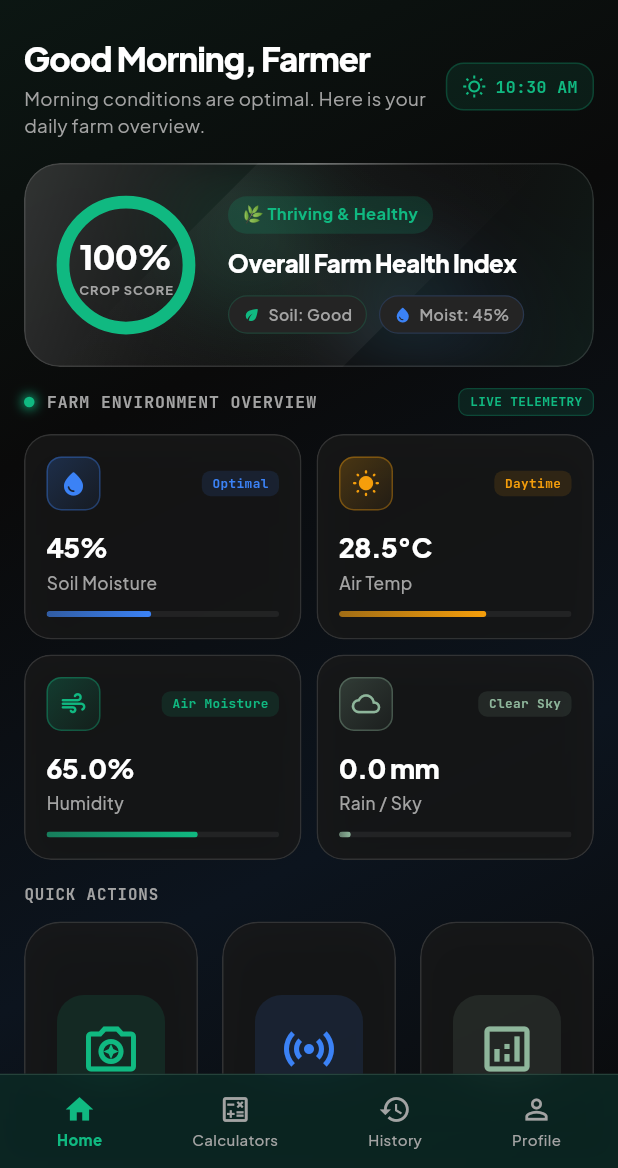
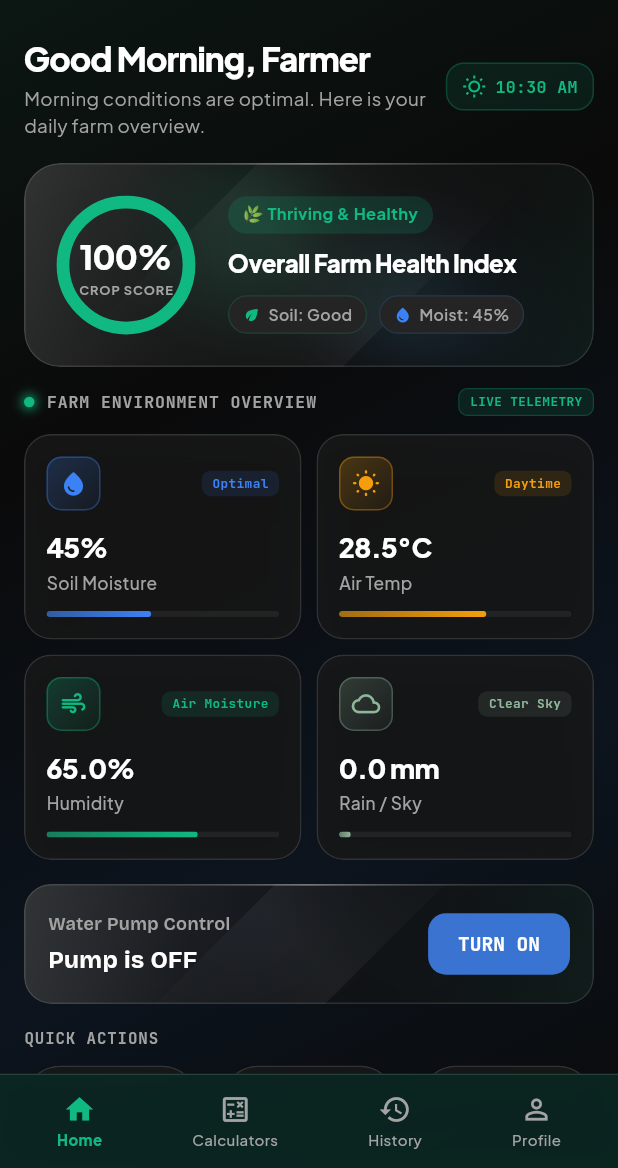
Before and after one commit to amritanshushaw-cpu/KrishiMitra, a Flutter app: the MainShellScreen screen opened directly, on a phone screen of 412 x 824 dp, the part 68-1236 px from its top. Run offline on Flutter 3.47's test engine with Material 3 defaults, Android fonts, the phone set to English and light mode, and no system bars; our stand-ins replace flutter_blue_plus, flutter_tts, google_fonts, shared_preferences, sqflite_sqlcipher; missing offline and left inert: fresnel, tflite_flutter; accounts and stored records are empty; network calls fail.

Commit message:
feat: implement pump control card and fix secure db logging pipeline

```diff
--- a/lib/ui/screens/home_dashboard_tab.dart
+++ b/lib/ui/screens/home_dashboard_tab.dart
@@ -117,6 +117,10 @@ class HomeDashboardTab extends StatelessWidget {
                 _buildLatestScanCard(context, provider),
                 const SizedBox(height: 16),
               ],
+
+              // Pump Control Card
+              _buildPumpCard(context, provider),
+              const SizedBox(height: 16),
 
               // Quick Actions Grid
               Text(
@@ -434,7 +438,56 @@ class HomeDashboardTab extends StatelessWidget {
     return Icons.bedtime_outlined;
   }
 
-    Widget _buildLatestScanCard(BuildContext context, FarmProvider provider) {
+
+  Widget _buildPumpCard(BuildContext context, FarmProvider provider) {
+    final isDark = Theme.of(context).brightness == Brightness.dark;
+
+    return LiquidGlassContainer(
+      liquidColors: isDark ? [Colors.blueAccent.withValues(alpha: 0.1), Colors.cyan.withValues(alpha: 0.05)] : [Colors.blueAccent.withValues(alpha: 0.15), Colors.cyan.withValues(alpha: 0.05)],
+      radius: 18,
+      padding: const EdgeInsets.all(16),
+      child: Row(
+        mainAxisAlignment: MainAxisAlignment.spaceBetween,
+        children: [
+          Column(
+            crossAxisAlignment: CrossAxisAlignment.start,
+            children: [
+              Text(
+                'Water Pump Control',
+                style: GoogleFonts.bricolageGrotesque(
+                  color: isDark ? AppTheme.darkTextSecondary : AppTheme.lightTextSecondary,
+                  fontSize: 12,
+                  fontWeight: FontWeight.w600,
+                ),
+              ),
+              const SizedBox(height: 4),
+              Text(
+                provider.isPumpLocked ? 'Pump is ON' : 'Pump is OFF',
+                style: GoogleFonts.bricolageGrotesque(
+                  color: provider.isPumpLocked ? Colors.lightBlue : (isDark ? Colors.white : Colors.black),
+                  fontSize: 16,
+                  fontWeight: FontWeight.w700,
+                ),
+              ),
+            ],
+          ),
+          ElevatedButton(
+            onPressed: () => provider.togglePump(),
+            style: ElevatedButton.styleFrom(
+              backgroundColor: provider.isPumpLocked ? Colors.redAccent.withValues(alpha: 0.8) : Colors.blueAccent.withValues(alpha: 0.8),
+              foregroundColor: Colors.white,
+              elevation: 0,
+              shape: RoundedRectangleBorder(borderRadius: BorderRadius.circular(12)),
+              padding: const EdgeInsets.symmetric(horizontal: 20, vertical: 12),
+            ),
+            child: Text(provider.isPumpLocked ? 'TURN OFF' : 'TURN ON', style: GoogleFonts.jetBrainsMono(fontWeight: FontWeight.bold, fontSize: 13)),
+          ),
+        ],
+      ),
+    );
+  }
+
+  Widget _buildLatestScanCard(BuildContext context, FarmProvider provider) {
     return GestureDetector(
       onTap: () {
         Navigator.push(
@@ -462,7 +515,7 @@ class HomeDashboardTab extends StatelessWidget {
                 crossAxisAlignment: CrossAxisAlignment.start,
                 children: [
                   Text(
-                    'Latest Scan Advisory',
+                    'Latest Advice',
                     style: GoogleFonts.bricolageGrotesque(
                       color: AppTheme.darkTextSecondary,
                       fontSize: 12,
```
Also changed, not shown: lib/services/secure_db_service.dart (+16 -7 lines), lib/state/farm_provider.dart (+14 -0 lines).
